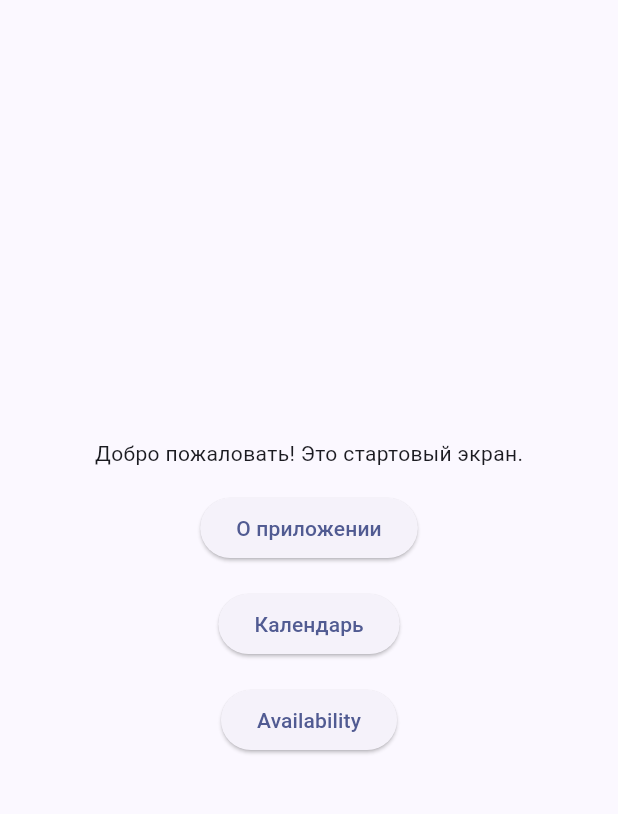
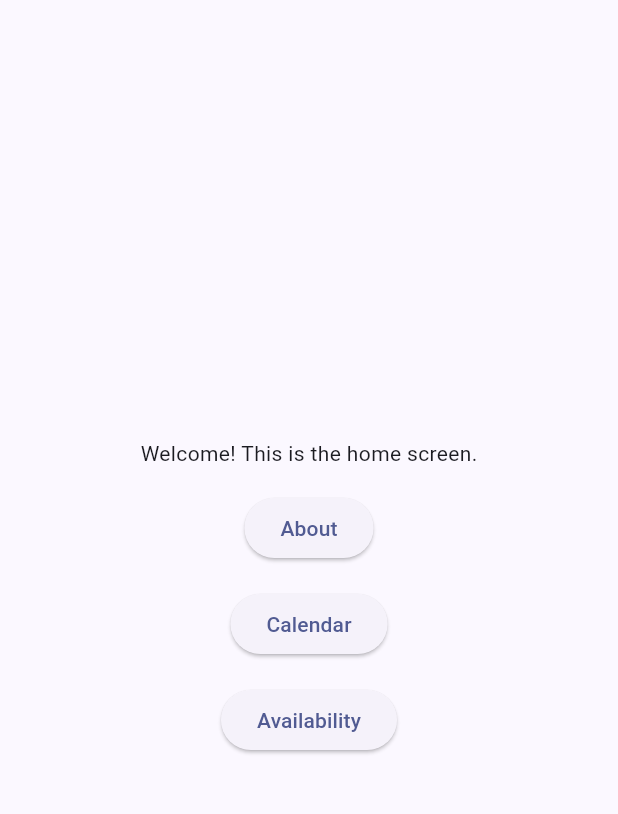
Before and after one commit to FertVad/rehearsal_app, a Flutter app: the screen it shows after launch, on a phone screen of 412 x 824 dp, the part 63-877 px from its top. Run offline on Flutter 3.47's test engine with Material 3 defaults, Android fonts, the phone set to English and light mode, and no system bars; our stand-ins replace drift, flutter_riverpod, go_router, timezone; accounts and stored records are empty; generated files the repository leaves out were written again.

```diff
--- a/lib/app.dart
+++ b/lib/app.dart
@@ -1,6 +1,8 @@
 import 'package:flutter/material.dart';
 import 'core/design_system/theme.dart';
+import 'core/l10n/l10n.dart';
 import 'core/router/app_router.dart';
+import 'package:flutter_gen/gen_l10n/app_localizations.dart';
 
 class App extends StatelessWidget {
   App({super.key});
@@ -10,9 +12,11 @@ class App extends StatelessWidget {
   @override
   Widget build(BuildContext context) {
     return MaterialApp.router(
-      title: 'Rehearsal',
+      onGenerateTitle: (context) => context.l10n.appTitle,
       theme: buildAppTheme(),
       routerConfig: _appRouter.router,
+      localizationsDelegates: AppLocalizations.localizationsDelegates,
+      supportedLocales: AppLocalizations.supportedLocales,
     );
   }
 }
--- /dev/null
+++ b/lib/core/l10n/l10n.dart
@@ -0,0 +1,6 @@
+import 'package:flutter/widgets.dart';
+import 'package:flutter_gen/gen_l10n/app_localizations.dart';
+
+extension L10nX on BuildContext {
+  AppLocalizations get l10n => AppLocalizations.of(this)!;
+}
--- a/lib/features/about/presentation/about_page.dart
+++ b/lib/features/about/presentation/about_page.dart
@@ -1,4 +1,5 @@
 import 'package:flutter/material.dart';
+import 'package:rehearsal_app/core/l10n/l10n.dart';
 
 class AboutPage extends StatelessWidget {
   const AboutPage({super.key});
@@ -6,8 +7,8 @@ class AboutPage extends StatelessWidget {
   @override
   Widget build(BuildContext context) {
     return Scaffold(
-      appBar: AppBar(title: const Text('О приложении')),
-      body: const Center(child: Text('Rehearsal App v0.1')),
+      appBar: AppBar(title: Text(context.l10n.aboutTitle)),
+      body: Center(child: Text(context.l10n.aboutVersion)),
     );
   }
 }
--- a/lib/features/availability/presentation/availability_page.dart
+++ b/lib/features/availability/presentation/availability_page.dart
@@ -1,4 +1,5 @@
 import 'package:flutter/material.dart';
+import 'package:rehearsal_app/core/l10n/l10n.dart';
 import 'day_bottom_sheet.dart';
 
 class AvailabilityPage extends StatelessWidget {
@@ -7,7 +8,7 @@ class AvailabilityPage extends StatelessWidget {
   @override
   Widget build(BuildContext context) {
     return Scaffold(
-      appBar: AppBar(title: const Text('Availability')),
+      appBar: AppBar(title: Text(context.l10n.availabilityTitle)),
       body: Center(
         child: ElevatedButton(
           onPressed: () {
@@ -17,7 +18,7 @@ class AvailabilityPage extends StatelessWidget {
               builder: (ctx) => DayBottomSheet(dayLocal: DateTime.now()),
             );
           },
-          child: const Text('Open Day'),
+          child: Text(context.l10n.availabilityOpenDay),
         ),
       ),
     );
--- a/lib/features/home/presentation/home_page.dart
+++ b/lib/features/home/presentation/home_page.dart
@@ -1,5 +1,6 @@
 import 'package:flutter/material.dart';
 import 'package:go_router/go_router.dart';
+import 'package:rehearsal_app/core/l10n/l10n.dart';
 
 class HomePage extends StatelessWidget {
   const HomePage({super.key});
@@ -7,26 +8,26 @@ class HomePage extends StatelessWidget {
   @override
   Widget build(BuildContext context) {
     return Scaffold(
-      appBar: AppBar(title: const Text('Rehearsal App')),
+      appBar: AppBar(title: Text(context.l10n.appTitle)),
       body: Center(
         child: Column(
           mainAxisAlignment: MainAxisAlignment.center,
           children: [
-            const Text('Добро пожаловать! Это стартовый экран.'),
+            Text(context.l10n.homeWelcome),
             const SizedBox(height: 16),
             ElevatedButton(
               onPressed: () => context.go('/about'),
-              child: const Text('О приложении'),
+              child: Text(context.l10n.homeAboutButton),
             ),
             const SizedBox(height: 16),
             ElevatedButton(
               onPressed: () => context.go('/calendar'),
-              child: const Text('Календарь'),
+              child: Text(context.l10n.homeCalendarButton),
             ),
             const SizedBox(height: 16),
             ElevatedButton(
               onPressed: () => context.go('/availability'),
-              child: const Text('Availability'),
+              child: Text(context.l10n.homeAvailabilityButton),
             ),
           ],
         ),
--- a/pubspec.yaml
+++ b/pubspec.yaml
@@ -30,6 +30,8 @@ environment:
 # versions available, run `flutter pub outdated`.
 dependencies:
   flutter:
+    sdk: flutter
+  flutter_localizations:
     sdk: flutter
 
   # The following adds the Cupertino Icons font to your application.
```
Also changed, not shown: lib/features/availability/presentation/day_bottom_sheet.dart (+8 -7 lines), lib/features/calendar/presentation/calendar_page.dart (+5 -4 lines), lib/features/calendar/presentation/day_sheet.dart (+5 -4 lines), lib/l10n/app_en.arb (added, +25 -0 lines), lib/l10n/app_ru.arb (added, +25 -0 lines), 2 other files.
